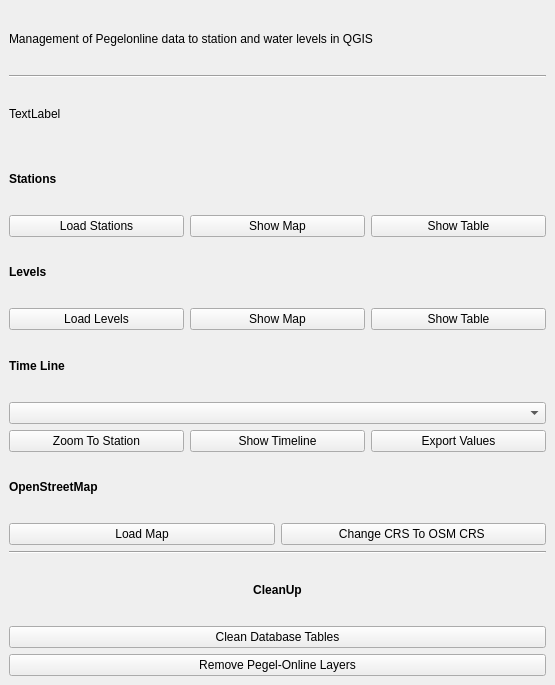
The window that pegel_online_dockwidget_base.ui (antFlep/PegelOnline) describes before a commit, drawn with Qt 5.
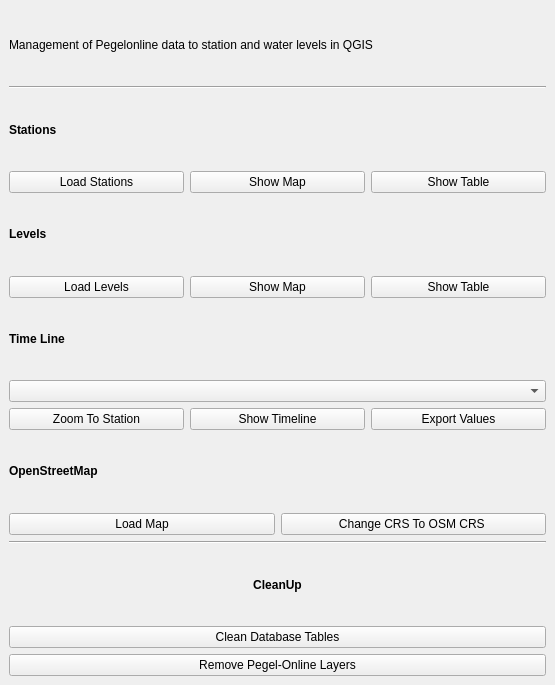
The same window after the commit.

Commit message: Removed unused label from the dockwidget ui

Patch:
```diff
--- a/pegel_online_dockwidget_base.ui
+++ b/pegel_online_dockwidget_base.ui
@@ -15,7 +15,7 @@
   </property>
   <widget class="QWidget" name="dockWidgetContents">
    <layout class="QGridLayout" name="gridLayout">
-    <item row="4" column="0">
+    <item row="3" column="0">
      <layout class="QHBoxLayout" name="horizontalLayout">
       <item>
        <widget class="QPushButton" name="pbStationsLoad">
@@ -40,14 +40,14 @@
       </item>
      </layout>
     </item>
-    <item row="14" column="0">
+    <item row="13" column="0">
      <widget class="QLabel" name="label_3">
       <property name="text">
        <string>&lt;b&gt;Time Line&lt;/b&gt;</string>
       </property>
      </widget>
     </item>
-    <item row="9" column="0">
+    <item row="8" column="0">
      <layout class="QHBoxLayout" name="horizontalLayout_2">
       <item>
        <widget class="QPushButton" name="pbCurrentLoad">
@@ -72,20 +72,13 @@
       </item>
      </layout>
     </item>
-    <item row="3" column="0">
+    <item row="2" column="0">
      <widget class="QLabel" name="label">
       <property name="text">
        <string>&lt;b&gt;Stations&lt;/b&gt;</string>
       </property>
      </widget>
     </item>
-    <item row="8" column="0">
-     <widget class="QLabel" name="label_2">
-      <property name="text">
-       <string>&lt;b&gt;Levels&lt;/b&gt;</string>
-      </property>
-     </widget>
-    </item>
     <item row="1" column="0">
      <widget class="Line" name="line_2">
       <property name="orientation">
@@ -93,14 +86,21 @@
       </property>
      </widget>
     </item>
-    <item row="19" column="0">
+    <item row="7" column="0">
+     <widget class="QLabel" name="label_2">
+      <property name="text">
+       <string>&lt;b&gt;Levels&lt;/b&gt;</string>
+      </property>
+     </widget>
+    </item>
+    <item row="18" column="0">
      <widget class="QLabel" name="label_5">
       <property name="text">
        <string>&lt;b&gt;OpenStreetMap&lt;/b&gt;</string>
       </property>
      </widget>
     </item>
-    <item row="18" column="0">
+    <item row="17" column="0">
      <layout class="QHBoxLayout" name="horizontalLayout_3">
       <item>
        <widget class="QPushButton" name="pbTimelineZoom">
@@ -125,7 +125,17 @@
       </item>
      </layout>
     </item>
-    <item row="20" column="0">
+    <item row="21" column="0">
+     <widget class="QLabel" name="label_4">
+      <property name="text">
+       <string>&lt;b&gt;CleanUp&lt;/b&gt;</string>
+      </property>
+      <property name="alignment">
+       <set>Qt::AlignCenter</set>
+      </property>
+     </widget>
+    </item>
+    <item row="19" column="0">
      <layout class="QHBoxLayout" name="horizontalLayout_5">
       <item>
        <widget class="QPushButton" name="pbOsmLoad">
@@ -143,42 +153,14 @@
       </item>
      </layout>
     </item>
-    <item row="22" column="0">
-     <widget class="QLabel" name="label_4">
-      <property name="text">
-       <string>&lt;b&gt;CleanUp&lt;/b&gt;</string>
-      </property>
-      <property name="alignment">
-       <set>Qt::AlignCenter</set>
-      </property>
-     </widget>
-    </item>
-    <item row="21" column="0">
+    <item row="20" column="0">
      <widget class="Line" name="line">
       <property name="orientation">
        <enum>Qt::Horizontal</enum>
       </property>
      </widget>
     </item>
-    <item row="23" column="0">
-     <layout class="QVBoxLayout" name="verticalLayout">
-      <item>
-       <widget class="QPushButton" name="pbCleanDb">
-        <property name="text">
-         <string>Clean Database Tables</string>
-        </property>
-       </widget>
-      </item>
-      <item>
-       <widget class="QPushButton" name="pbRemoveLayers">
-        <property name="text">
-         <string>Remove Pegel-Online Layers</string>
-        </property>
-       </widget>
-      </item>
-     </layout>
-    </item>
-    <item row="15" column="0">
+    <item row="14" column="0">
      <layout class="QHBoxLayout" name="horizontalLayout_4">
       <item>
        <widget class="QComboBox" name="cboxTimelineSelect"/>
@@ -195,12 +177,23 @@
       </property>
      </widget>
     </item>
-    <item row="2" column="0">
-     <widget class="QLabel" name="label_7">
-      <property name="text">
-       <string>TextLabel</string>
-      </property>
-     </widget>
+    <item row="22" column="0">
+     <layout class="QVBoxLayout" name="verticalLayout">
+      <item>
+       <widget class="QPushButton" name="pbCleanDb">
+        <property name="text">
+         <string>Clean Database Tables</string>
+        </property>
+       </widget>
+      </item>
+      <item>
+       <widget class="QPushButton" name="pbRemoveLayers">
+        <property name="text">
+         <string>Remove Pegel-Online Layers</string>
+        </property>
+       </widget>
+      </item>
+     </layout>
     </item>
    </layout>
   </widget>
```
